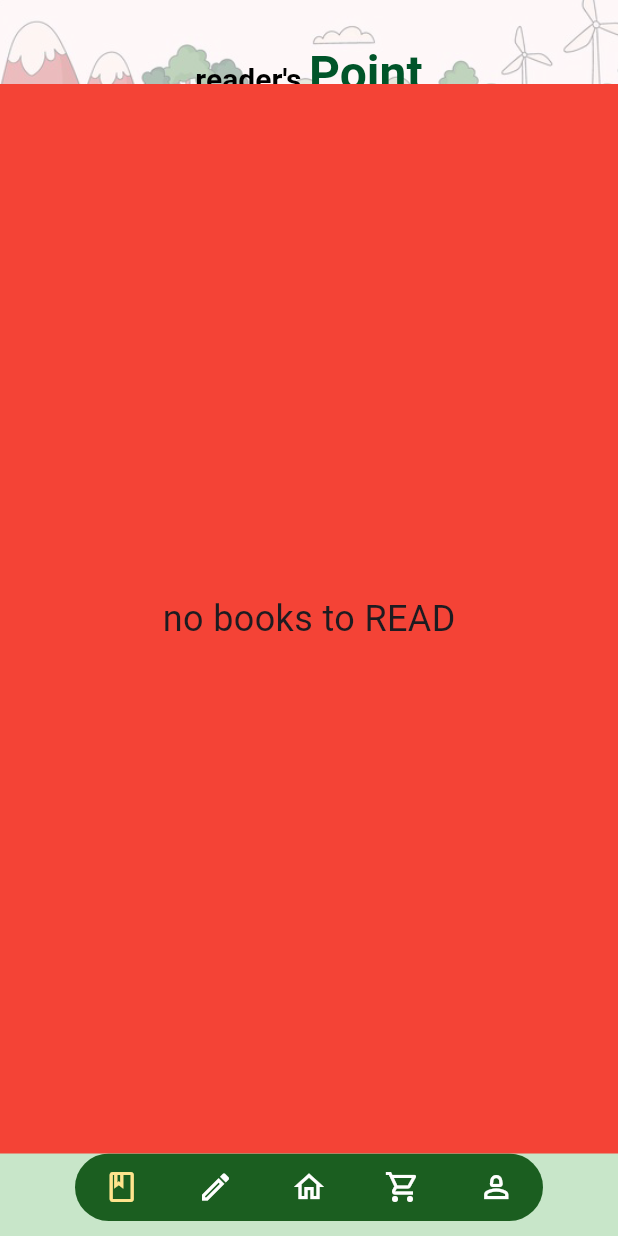
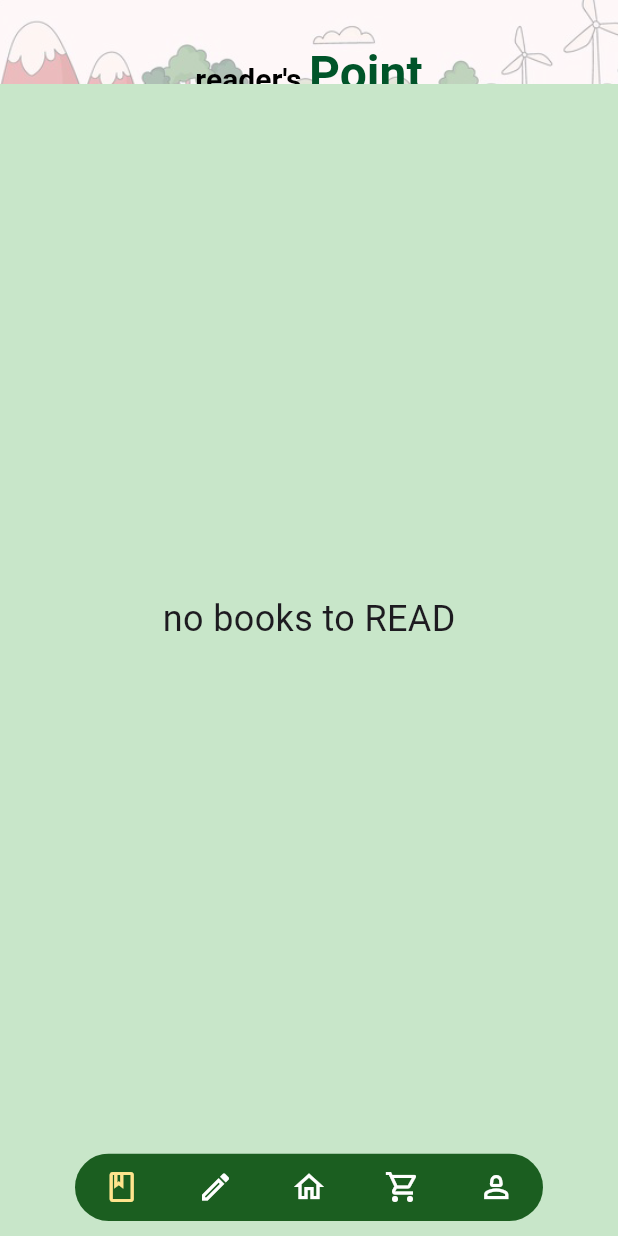
Before and after one commit to bhattarairajatraj/book_app, a Flutter app: the screen it shows after launch, on a phone screen of 412 x 824 dp. Run offline on Flutter 3.47's test engine with Material 3 defaults, Android fonts, the phone set to English and light mode, and no system bars; Roboto replaces fonts that are missing (Poppins).

Commit message:
color changed

```diff
--- a/lib/main.dart
+++ b/lib/main.dart
@@ -59,7 +59,7 @@ class _MyHomePageState extends State<MyHomePage> {
     return Scaffold(
       appBar: _showAppBar ? buildAppBar() : null,
       body: Container(
-        color: Colors.red,
+        color: Colors.green[100],
         child: _widgetOptions.elementAt(_selectedIndex),
       ),
       backgroundColor: Colors.green[100],
--- a/pubspec.yaml
+++ b/pubspec.yaml
@@ -35,6 +35,7 @@ dependencies:
   # The following adds the Cupertino Icons font to your application.
   # Use with the CupertinoIcons class for iOS style icons.
   cupertino_icons: ^1.0.6
+
 
 dev_dependencies:
   flutter_test:
```
